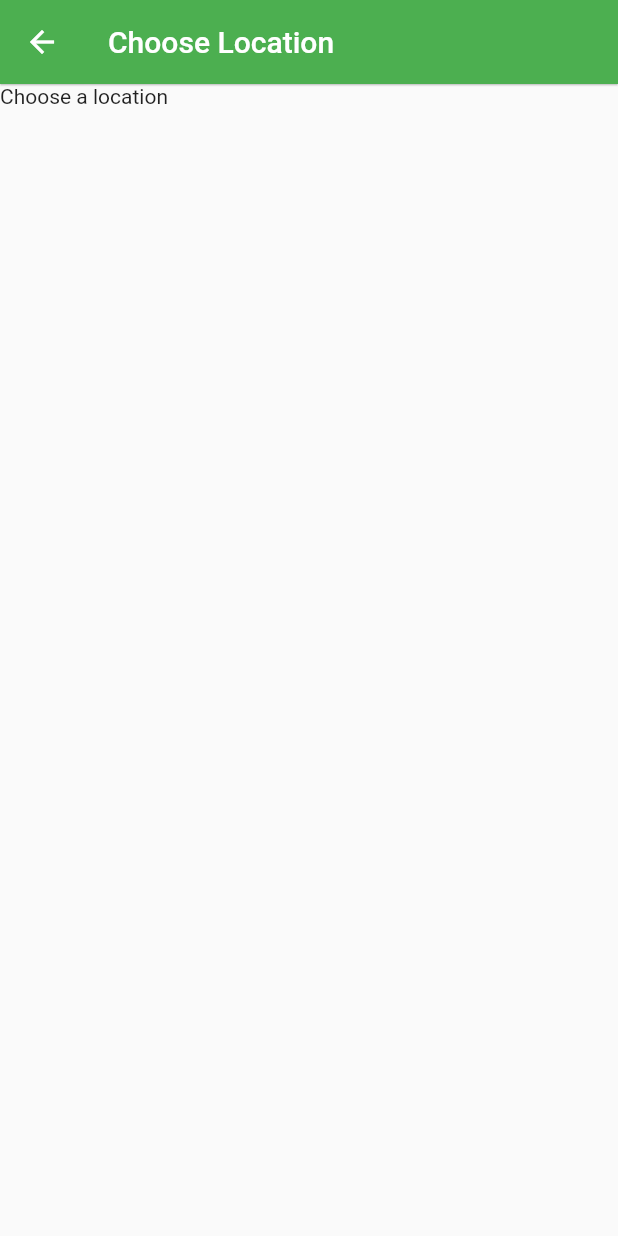
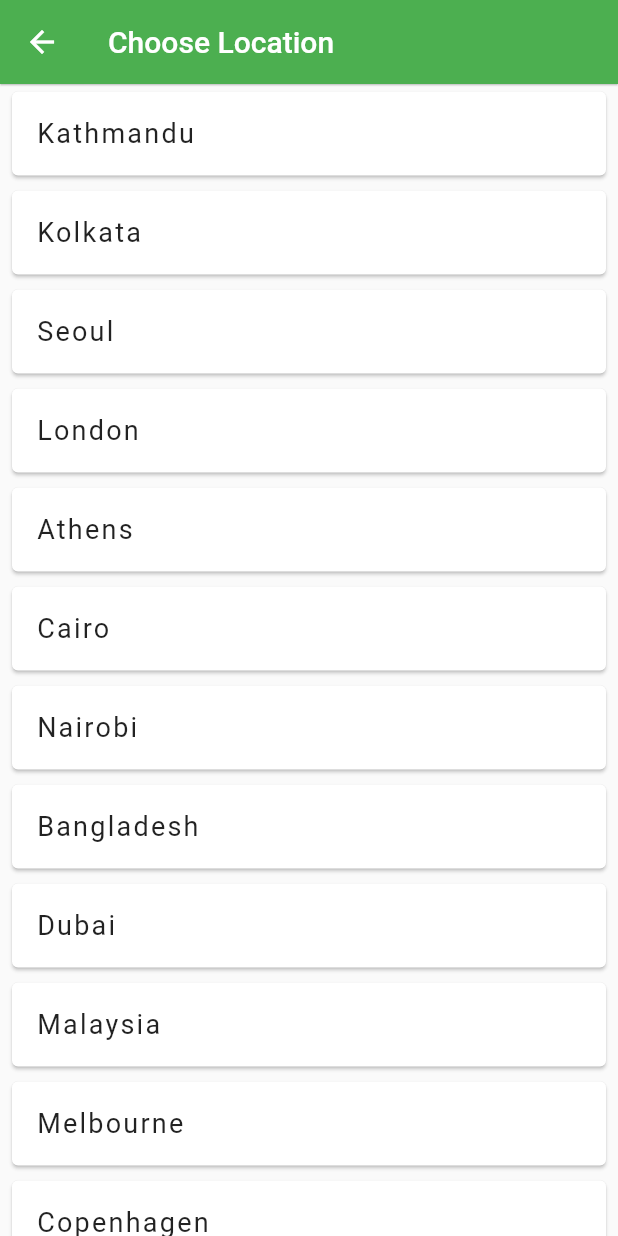
Before and after one commit to mandeep111/world_time, a Flutter app: the ChooseLocation screen opened by its route, on a phone screen of 412 x 824 dp. Run offline on Flutter 3.47's test engine with Material 2 defaults, Android fonts, the phone set to English and light mode, and no system bars; our stand-ins replace flutter_spinkit.

Commit message:
different city added

```diff
--- a/lib/pages/choose_location.dart
+++ b/lib/pages/choose_location.dart
@@ -1,4 +1,5 @@
 import 'package:flutter/material.dart';
+import 'package:worldtime/service/WorldTime.dart';
 
 class ChooseLocation extends StatefulWidget {
   @override
@@ -6,6 +7,36 @@ class ChooseLocation extends StatefulWidget {
 }
 
 class _ChooseLocationState extends State<ChooseLocation> {
+  List<WorldTime> locations = [
+    WorldTime(url: 'Asia/Kathmandu', location: 'Kathmandu'),
+    WorldTime(url: 'Asia/Kolkata', location: 'Kolkata'),
+    WorldTime(url: 'Asia/Seoul', location: 'Seoul'),
+    WorldTime(url: 'Europe/London', location: 'London'),
+    WorldTime(url: 'Europe/Berlin', location: 'Athens'),
+    WorldTime(url: 'Africa/Cairo', location: 'Cairo'),
+    WorldTime(url: 'Africa/Nairobi', location: 'Nairobi'),
+    WorldTime(url: 'Asia/Dhaka', location: 'Bangladesh'),
+    WorldTime(url: 'Asia/Dubai', location: 'Dubai'),
+    WorldTime(url: 'Asia/Kuala_Lumpur', location: 'Malaysia'),
+    WorldTime(url: 'Australia/Melbourne', location: 'Melbourne'),
+    WorldTime(url: 'Europe/Copenhagen', location: 'Copenhagen'),
+  ];
+
+  void updateTime(index) async {
+    WorldTime instance = locations[index];
+    await instance.getTime();
+    Navigator.pop(context, {
+      'location': instance.location,
+      'time': instance.time,
+      'isDayTime': instance.isDayTime
+    });
+  }
+
+  @override
+  void initState() {
+    super.initState();
+  }
+
   @override
   Widget build(BuildContext context) {
     return Scaffold(
@@ -14,7 +45,28 @@ class _ChooseLocationState extends State<ChooseLocation> {
         backgroundColor: Colors.green,
         elevation: 0.5,
       ),
-      body: Text('Choose a location'),
+      body: ListView.builder(
+          itemCount: locations.length,
+          itemBuilder: (context, index) {
+            return Padding(
+              padding: const EdgeInsets.symmetric(vertical: 1.0, horizontal: 4.0),
+              child: Card(
+                child: ListTile(
+                  onTap: () {
+                    updateTime(index);
+                  },
+                  title: Text(
+                      locations[index].location,
+                      style: TextStyle(
+                      letterSpacing: 1.5,
+                      fontSize: 18.0,
+                    ),
+                  ),
+                ),
+              ),
+            );
+          }
+      ),
     );
   }
 }
--- a/lib/pages/loading.dart
+++ b/lib/pages/loading.dart
@@ -10,7 +10,7 @@ class Loading extends StatefulWidget {
 class _LoadingState extends State<Loading> {
 
     void setupWorldTIme() async {
-    WorldTime instance = WorldTime(location: 'Berlin', url: 'Europe/Berlin');
+    WorldTime instance = WorldTime(location: 'Kathmandu', url: 'Asia/Kathmandu');
     await instance.getTime();
     Navigator.pushReplacementNamed(context, '/home', arguments: {
       'location': instance.location,
```
Also changed, not shown: lib/pages/home.dart (+14 -8 lines).
